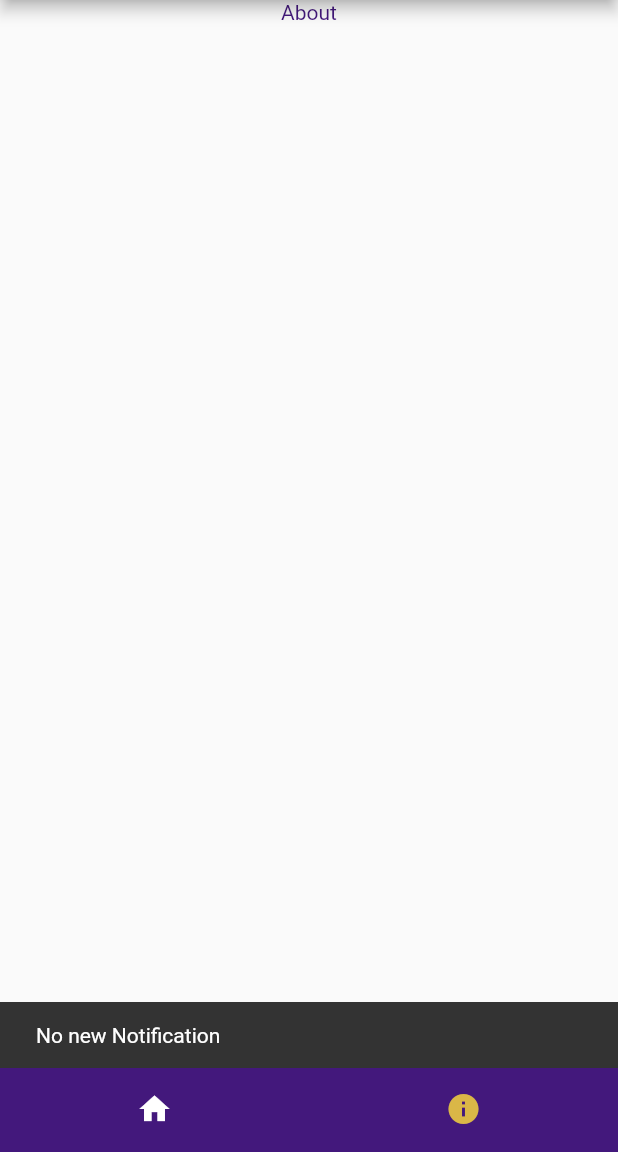
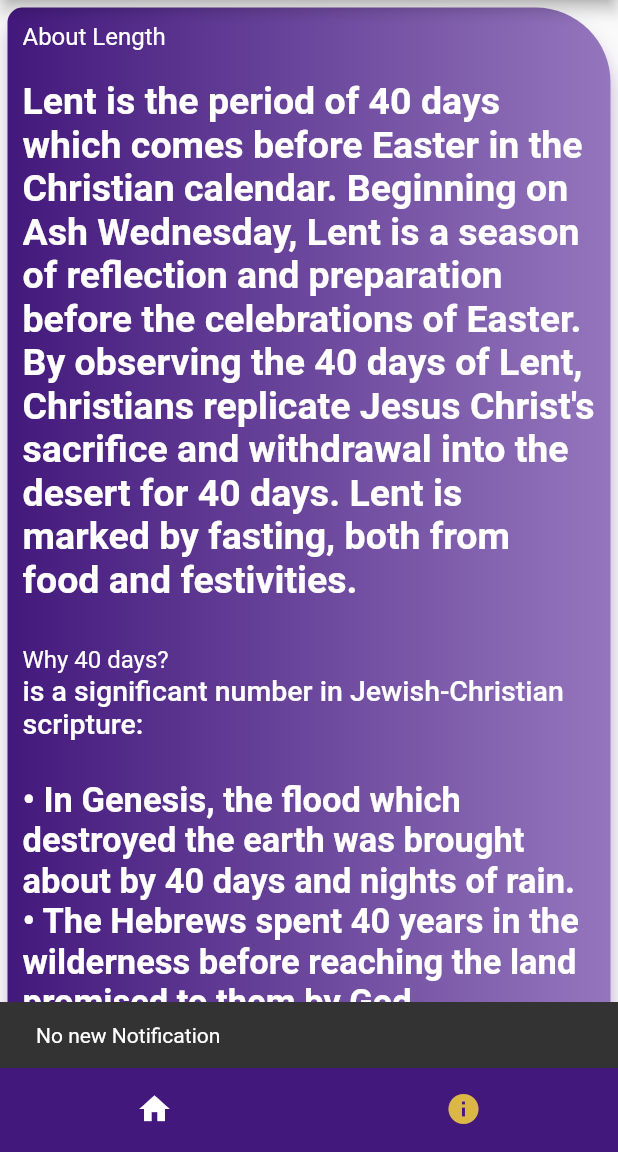
Before and after one commit to Chukwu3meka/Lenten-Companion, a Flutter app: the screen it shows after launch, item 2 of the bottom bar chosen, after a tap on the "notifications" icon, on a phone screen of 412 x 824 dp, the part 84-1236 px from its top. Run offline on Flutter 3.47's test engine with Material 2 defaults, Android fonts, the phone set to English and light mode, and no system bars.

Commit message:
added about screen

```diff
--- a/lib/screens/about/index.dart
+++ b/lib/screens/about/index.dart
@@ -1,4 +1,5 @@
 import 'package:flutter/cupertino.dart';
+import 'package:flutter/material.dart';
 import 'package:lenten_companion/source/colors.dart';
 
 class About extends StatelessWidget {
@@ -9,15 +10,78 @@ class About extends StatelessWidget {
     return Container(
       width: double.maxFinite,
       height: double.maxFinite,
-      // color: AppColor.color3,
-// padding: const,
-      child: Column(
-        children: [
-          Text(
-            "About",
-            style: TextStyle(color: AppColor.color3),
-          )
+      decoration: BoxDecoration(
+        gradient: LinearGradient(colors: [
+          AppColor.color3,
+          AppColor.color2,
+        ]),
+        borderRadius: BorderRadius.only(
+          topLeft: Radius.circular(10),
+          topRight: Radius.circular(50),
+          bottomLeft: Radius.circular(30),
+          bottomRight: Radius.circular(5),
+        ),
+        boxShadow: [
+          BoxShadow(
+              offset: Offset(1, 10),
+              blurRadius: 10,
+              color: AppColor.color3.withOpacity(0.3)),
         ],
+      ),
+      child: Container(
+        padding: const EdgeInsets.all(10),
+        child: Expanded(
+          // SingleChildScrollView contains a
+          // single child which is scrollable
+          child: SingleChildScrollView(
+            // for Vertical scrolling
+            scrollDirection: Axis.vertical,
+            child: SingleChildScrollView(
+              scrollDirection: Axis.vertical, //.horizontal
+              child: RichText(
+                text: TextSpan(
+                  text: 'About Length\n\n',
+                  style: TextStyle(
+                    fontSize: 16,
+                    color: AppColor.color1,
+                  ),
+                  children: const <TextSpan>[
+                    TextSpan(
+                      text:
+                          'Lent is the period of 40 days which comes before Easter in the Christian calendar. Beginning on Ash Wednesday, Lent is a season of reflection and preparation before the celebrations of Easter. By observing the 40 days of Lent, Christians replicate Jesus Christ\'s sacrifice and withdrawal into the desert for 40 days. Lent is marked by fasting, both from food and festivities.\n\n',
+                      style: TextStyle(
+                        fontSize: 25,
+                        fontWeight: FontWeight.bold,
+                      ),
+                    ),
+                    TextSpan(
+                      text: 'Why 40 days?\n',
+                      style: TextStyle(
+                        fontSize: 16,
+                      ),
+                    ),
+                    TextSpan(
+                      text:
+                          'is a significant number in Jewish-Christian scripture:\n',
+                      style: TextStyle(
+                        fontSize: 19,
+                        fontWeight: FontWeight.w500,
+                      ),
+                    ),
+                    TextSpan(
+                      text:
+                          '\n\u2022 In Genesis, the flood which destroyed the earth was brought about by 40 days and nights of rain.\n\u2022 The Hebrews spent 40 years in the wilderness before reaching the land promised to them by God.\n\u2022 Moses fasted for 40 days before receiving the ten commandments on Mount Sinai.\n\u2022 Jesus spent 40 days fasting in the wilderness in preparation for his ministry.',
+                      style: TextStyle(
+                        fontSize: 23,
+                        fontWeight: FontWeight.bold,
+                      ),
+                    ),
+                  ],
+                ),
+              ),
+            ),
+          ),
+        ),
       ),
     );
   }
--- a/lib/screens/app.dart
+++ b/lib/screens/app.dart
@@ -58,7 +58,10 @@ class _MainAppState extends State<App> {
           ),
         ],
       ),
-      body: screens[currentIndex],
+      body: Container(
+        padding: const EdgeInsets.all(5),
+        child: screens[currentIndex],
+      ),
       bottomNavigationBar: BottomNavigationBar(
         onTap: onTap,
         elevation: 0,
--- a/lib/screens/home/index.dart
+++ b/lib/screens/home/index.dart
@@ -11,17 +11,17 @@ class Home extends StatelessWidget {
   // This widget is the root of your application.
   @override
   Widget build(BuildContext context) {
-    return Scaffold(
-      body: Container(
-        padding: const EdgeInsets.only(
-          // top: 70,
-          left: 5,
-          right: 5,
-          bottom: 30,
+    return DefaultTextStyle(
+      style: Theme.of(context).textTheme.bodyText2!,
+      child: LayoutBuilder(
+        builder: (BuildContext context, BoxConstraints viewportConstraints) {
+          return SingleChildScrollView(
+            child: ConstrainedBox(
+              constraints: BoxConstraints(
+                minHeight: viewportConstraints.maxHeight,
               ),
               child: Column(
-          children: [
-            SizedBox(height: 10),
+                children: <Widget>[
                   Container(
                     width: double.maxFinite,
                     height: 235,
@@ -52,14 +52,14 @@ class Home extends StatelessWidget {
                         children: [
                           Text(
                             "My Catholic Journey",
-                      style:
-                          TextStyle(fontSize: 16, color: color.AppColor.color1),
+                            style: TextStyle(
+                                fontSize: 16, color: color.AppColor.color1),
                           ),
                           SizedBox(height: 10),
                           Text(
                             "Stations of the Cross According to the Method of Saint Francis of Assisi:",
-                      style:
-                          TextStyle(fontSize: 25, color: color.AppColor.color1),
+                            style: TextStyle(
+                                fontSize: 25, color: color.AppColor.color1),
                           ),
                           SizedBox(height: 25),
                           Row(
@@ -76,7 +76,8 @@ class Home extends StatelessWidget {
                                   Text(
                                     "30 mins",
                                     style: TextStyle(
-                                  fontSize: 15, color: color.AppColor.color1),
+                                        fontSize: 15,
+                                        color: color.AppColor.color1),
                                   ),
                                 ],
                               ),
@@ -115,7 +116,8 @@ class Home extends StatelessWidget {
                           decoration: BoxDecoration(
                             borderRadius: BorderRadius.circular(10),
                             image: DecorationImage(
-                          image: AssetImage("img/resolutionBackground.jpg"),
+                                image:
+                                    AssetImage("img/resolutionBackground.jpg"),
                                 fit: BoxFit.fill),
                             boxShadow: [
                               BoxShadow(
@@ -142,8 +144,8 @@ class Home extends StatelessWidget {
                         Container(
                           height: 160,
                           width: double.maxFinite,
-                    margin:
-                        const EdgeInsets.only(left: 120, top: 35, right: 10),
+                          margin: const EdgeInsets.only(
+                              left: 120, top: 35, right: 10),
                           child: Column(
                             crossAxisAlignment: CrossAxisAlignment.start,
                             children: [
@@ -171,10 +173,47 @@ Worry is useless. God is merciful and will hear your prayers
                         )
                       ],
                     ),
-            )
+                  ),
+                  Container(
+                    transform: Matrix4.translationValues(0.0, -45.0, 0.0),
+                    width: double.maxFinite,
+                    height: 100,
+                    decoration: BoxDecoration(
+                      gradient: LinearGradient(colors: [
+                        color.AppColor.color3,
+                        color.AppColor.color2,
+                      ]),
+                      borderRadius: BorderRadius.all(
+                        Radius.circular(10),
+                      ),
+                      boxShadow: [
+                        BoxShadow(
+                            offset: Offset(1, 10),
+                            blurRadius: 10,
+                            color: color.AppColor.color3.withOpacity(0.3)),
+                      ],
+                    ),
+                    child: Container(
+                      padding: const EdgeInsets.all(10),
+                      child: Column(
+                        crossAxisAlignment: CrossAxisAlignment.center,
+                        mainAxisAlignment: MainAxisAlignment.center,
+                        children: [
+                          Text(
+                            "Daily Meditation",
+                            style: TextStyle(
+                                fontSize: 25, color: color.AppColor.color1),
+                          ),
+                        ],
+                      ),
+                    ),
+                  ),
                 ],
               ),
             ),
           );
+        },
+      ),
+    );
   }
 }
```
Lines whose indentation alone changed are shown as unchanged.
